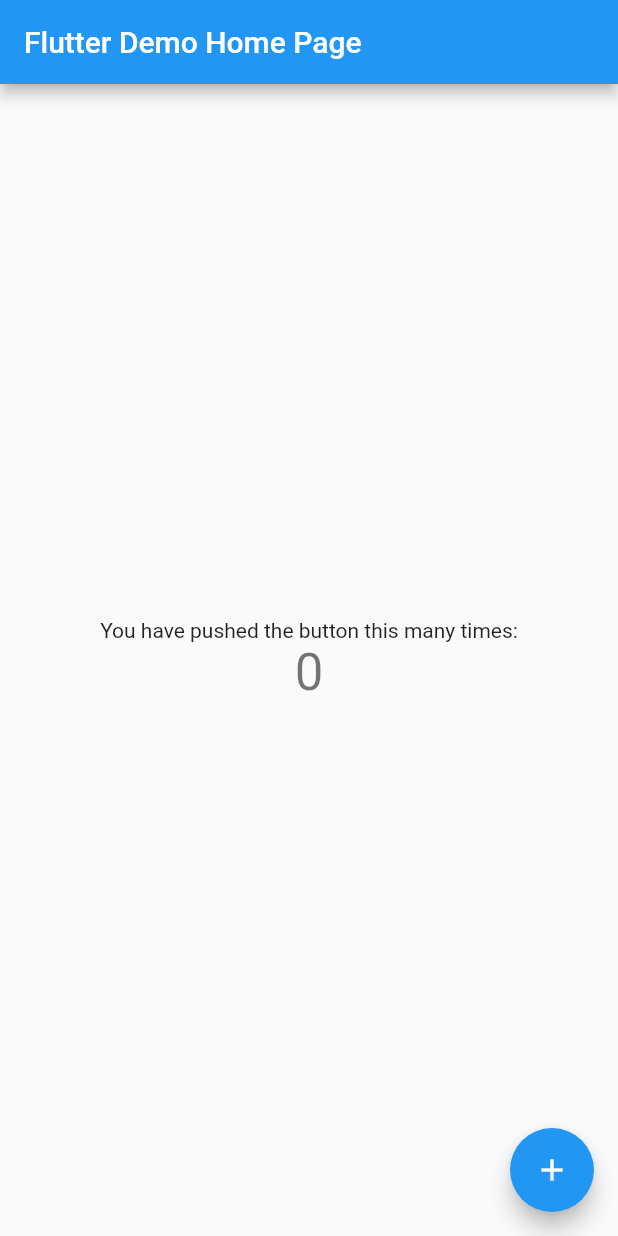
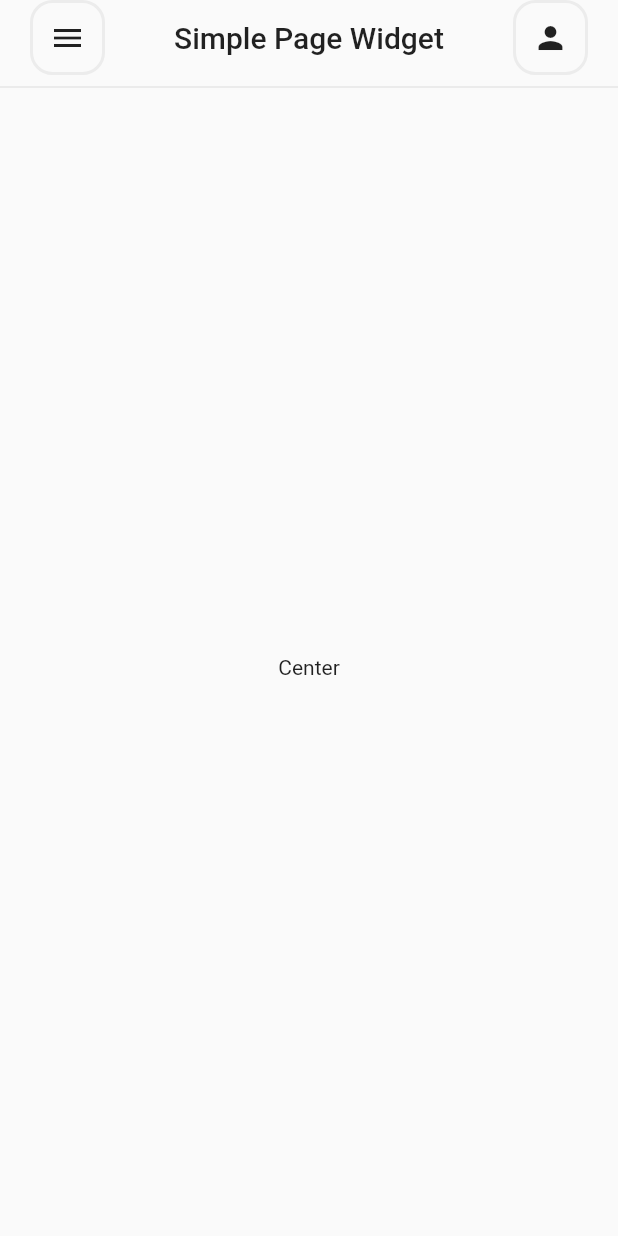
Before and after one commit to trey-a-hope/flutter-packages, a Flutter app: the screen it shows after launch, on a phone screen of 412 x 824 dp. Run offline on Flutter 3.47's test engine with Material 2 defaults, Android fonts, the phone set to English and light mode, and no system bars.

Commit message:
Created Simple Page Widget
* Created package.

```diff
--- a/lib/main.dart
+++ b/lib/main.dart
@@ -1,4 +1,5 @@
 import 'package:flutter/material.dart';
+import 'package:simple_page_widget/ui/simple_page_widget.dart';
 
 void main() {
   runApp(const MyApp());
@@ -7,21 +8,12 @@ void main() {
 class MyApp extends StatelessWidget {
   const MyApp({Key? key}) : super(key: key);
 
-  // This widget is the root of your application.
   @override
   Widget build(BuildContext context) {
     return MaterialApp(
+      debugShowCheckedModeBanner: false,
       title: 'Flutter Demo',
       theme: ThemeData(
-        // This is the theme of your application.
-        //
-        // Try running your application with "flutter run". You'll see the
-        // application has a blue toolbar. Then, without quitting the app, try
-        // changing the primarySwatch below to Colors.green and then invoke
-        // "hot reload" (press "r" in the console where you ran "flutter run",
-        // or simply save your changes to "hot reload" in a Flutter IDE).
-        // Notice that the counter didn't reset back to zero; the application
-        // is not restarted.
         primarySwatch: Colors.blue,
       ),
       home: const MyHomePage(title: 'Flutter Demo Home Page'),
@@ -32,15 +24,6 @@ class MyApp extends StatelessWidget {
 class MyHomePage extends StatefulWidget {
   const MyHomePage({Key? key, required this.title}) : super(key: key);
 
-  // This widget is the home page of your application. It is stateful, meaning
-  // that it has a State object (defined below) that contains fields that affect
-  // how it looks.
-
-  // This class is the configuration for the state. It holds the values (in this
-  // case the title) provided by the parent (in this case the App widget) and
-  // used by the build method of the State. Fields in a Widget subclass are
-  // always marked "final".
-
   final String title;
 
   @override
@@ -48,68 +31,29 @@ class MyHomePage extends StatefulWidget {
 }
 
 class _MyHomePageState extends State<MyHomePage> {
-  int _counter = 0;
-
-  void _incrementCounter() {
-    setState(() {
-      // This call to setState tells the Flutter framework that something has
-      // changed in this State, which causes it to rerun the build method below
-      // so that the display can reflect the updated values. If we changed
-      // _counter without calling setState(), then the build method would not be
-      // called again, and so nothing would appear to happen.
-      _counter++;
-    });
-  }
+  /// Key that holds the current state of the scaffold.
+  final GlobalKey<ScaffoldState> _scaffoldKey = GlobalKey<ScaffoldState>();
 
   @override
-  Widget build(BuildContext context) {
-    // This method is rerun every time setState is called, for instance as done
-    // by the _incrementCounter method above.
-    //
-    // The Flutter framework has been optimized to make rerunning build methods
-    // fast, so that you can just rebuild anything that needs updating rather
-    // than having to individually change instances of widgets.
-    return Scaffold(
-      appBar: AppBar(
-        // Here we take the value from the MyHomePage object that was created by
-        // the App.build method, and use it to set our appbar title.
-        title: Text(widget.title),
-      ),
-      body: Center(
-        // Center is a layout widget. It takes a single child and positions it
-        // in the middle of the parent.
-        child: Column(
-          // Column is also a layout widget. It takes a list of children and
-          // arranges them vertically. By default, it sizes itself to fit its
-          // children horizontally, and tries to be as tall as its parent.
-          //
-          // Invoke "debug painting" (press "p" in the console, choose the
-          // "Toggle Debug Paint" action from the Flutter Inspector in Android
-          // Studio, or the "Toggle Debug Paint" command in Visual Studio Code)
-          // to see the wireframe for each widget.
-          //
-          // Column has various properties to control how it sizes itself and
-          // how it positions its children. Here we use mainAxisAlignment to
-          // center the children vertically; the main axis here is the vertical
-          // axis because Columns are vertical (the cross axis would be
-          // horizontal).
-          mainAxisAlignment: MainAxisAlignment.center,
-          children: <Widget>[
-            const Text(
-              'You have pushed the button this many times:',
-            ),
-            Text(
-              '$_counter',
-              style: Theme.of(context).textTheme.headline4,
-            ),
-          ],
+  Widget build(BuildContext context) => SimplePageWidget(
+        scaffoldKey: _scaffoldKey,
+        leftIconButton: IconButton(
+          icon: const Icon(Icons.menu),
+          onPressed: () {
+            debugPrint('leftIconButton');
+          },
         ),
-      ),
-      floatingActionButton: FloatingActionButton(
-        onPressed: _incrementCounter,
-        tooltip: 'Increment',
-        child: const Icon(Icons.add),
-      ), // This trailing comma makes auto-formatting nicer for build methods.
-    );
-  }
+        rightIconButton: IconButton(
+          icon: const Icon(Icons.person),
+          onPressed: () {
+            debugPrint('rightIconButton');
+          },
+        ),
+        title: 'Simple Page Widget',
+        child: const Center(
+          child: Text(
+            'Center',
+          ),
+        ),
+      );
 }
--- /dev/null
+++ b/packages/simple_page_widget/analysis_options.yaml
@@ -0,0 +1,4 @@
+include: package:flutter_lints/flutter.yaml
+
+# Additional information about this file can be found at
+# https://dart.dev/guides/language/analysis-options
--- /dev/null
+++ b/packages/simple_page_widget/lib/ui/custom_icon_box_widget.dart
@@ -0,0 +1,27 @@
+import 'package:flutter/material.dart';
+
+class CustomIconBoxWidget extends StatelessWidget {
+  final IconButton iconButton;
+
+  const CustomIconBoxWidget({
+    Key? key,
+    required this.iconButton,
+  }) : super(key: key);
+
+  @override
+  Widget build(BuildContext context) {
+    return Container(
+      width: 50,
+      height: 50,
+      decoration: BoxDecoration(
+        color: Theme.of(context).canvasColor,
+        borderRadius: BorderRadius.circular(15),
+        border: Border.all(
+          color: Colors.grey.withAlpha(40),
+          width: 2,
+        ),
+      ),
+      child: iconButton,
+    );
+  }
+}
--- /dev/null
+++ b/packages/simple_page_widget/lib/ui/simple_page_widget.dart
@@ -0,0 +1,84 @@
+library simple_page_widget;
+
+import 'package:flutter/material.dart';
+import 'package:flutter/services.dart';
+import 'package:simple_page_widget/ui/custom_icon_box_widget.dart';
+
+class SimplePageWidget extends StatelessWidget {
+  final Widget child;
+  final String title;
+  final FloatingActionButton? floatingActionButton;
+  final Widget? drawer;
+  final IconButton? leftIconButton;
+  final IconButton? rightIconButton;
+  final GlobalKey<ScaffoldState>? scaffoldKey;
+
+  const SimplePageWidget({
+    Key? key,
+    required this.child,
+    required this.title,
+    this.floatingActionButton,
+    this.drawer,
+    this.leftIconButton,
+    this.rightIconButton,
+    this.scaffoldKey,
+  }) : super(key: key);
+
+  @override
+  Widget build(BuildContext context) {
+    final Size size = MediaQuery.of(context).size;
+
+    return Scaffold(
+      key: scaffoldKey,
+      resizeToAvoidBottomInset: false,
+      floatingActionButton: floatingActionButton,
+      drawer: drawer,
+      body: AnnotatedRegion<SystemUiOverlayStyle>(
+        value: SystemUiOverlayStyle.dark,
+        child: SizedBox(
+          height: size.height,
+          width: size.width,
+          child: SafeArea(
+            child: Column(
+              children: [
+                Column(
+                  children: [
+                    //App Bar
+                    Padding(
+                      padding: const EdgeInsets.symmetric(horizontal: 20),
+                      child: Row(
+                        mainAxisAlignment: MainAxisAlignment.spaceBetween,
+                        children: [
+                          leftIconButton == null
+                              ? Container(
+                                  width: 50,
+                                )
+                              : CustomIconBoxWidget(
+                                  iconButton: leftIconButton!,
+                                ),
+                          Text(
+                            title,
+                            style: Theme.of(context).textTheme.headline6,
+                          ),
+                          rightIconButton == null
+                              ? Container(
+                                  width: 50,
+                                )
+                              : CustomIconBoxWidget(
+                                  iconButton: rightIconButton!,
+                                ),
+                        ],
+                      ),
+                    ),
+                    const Divider(),
+                  ],
+                ),
+                Expanded(child: child),
+              ],
+            ),
+          ),
+        ),
+      ),
+    );
+  }
+}
--- a/pubspec.yaml
+++ b/pubspec.yaml
@@ -34,6 +34,8 @@ dependencies:
   # The following adds the Cupertino Icons font to your application.
   # Use with the CupertinoIcons class for iOS style icons.
   cupertino_icons: ^1.0.2
+  simple_page_widget:
+    path: packages/simple_page_widget
 
 dev_dependencies:
   flutter_test:
```
Also changed, not shown: packages/simple_page_widget/lib/constants/app_themes.dart (added, +122 -0 lines), packages/simple_page_widget/pubspec.yaml (added, +54 -0 lines), 4 other files.
